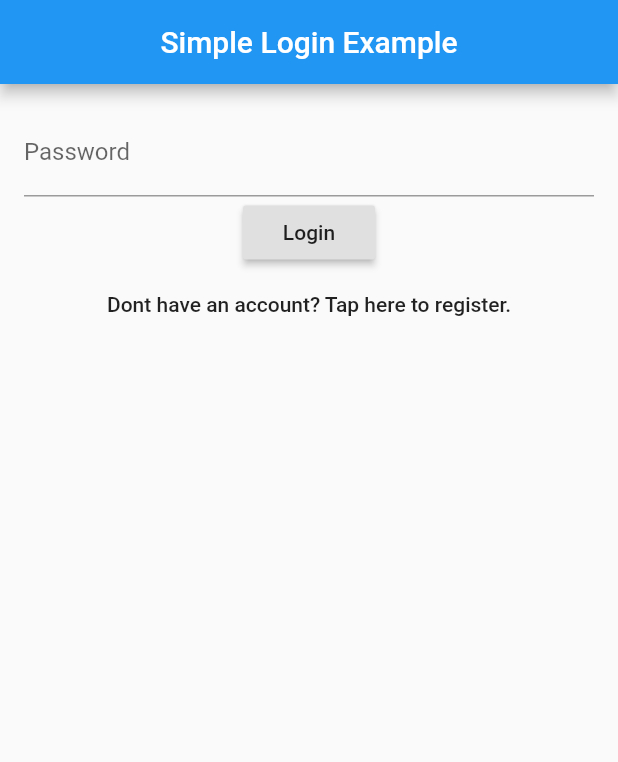
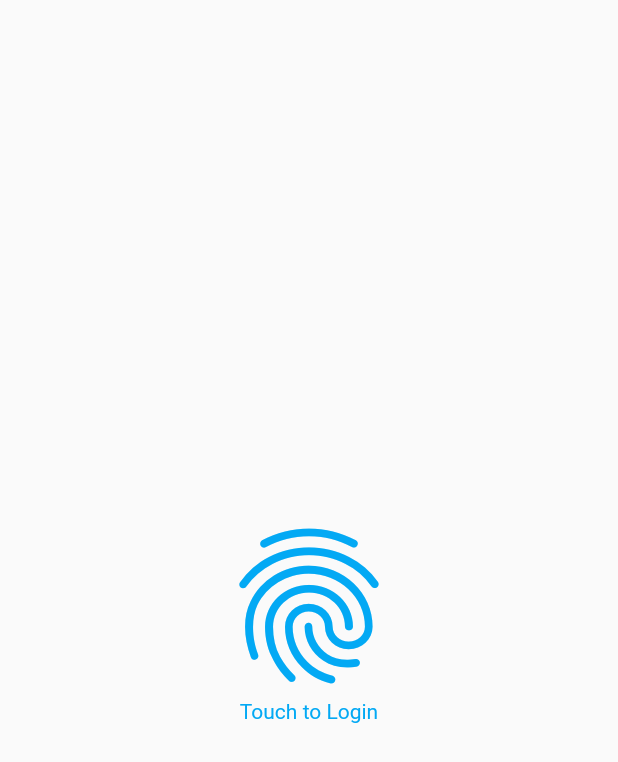
Before and after one commit to MaksymKokocinski/NoteApp-BSM, a Flutter app: the screen it shows after launch, on a phone screen of 412 x 824 dp. Shown: the top 762 px of the screen. Run offline on Flutter 3.47's test engine with Material 2 defaults, Android fonts, the phone set to English and light mode, and no system bars; our stand-ins replace flutter_secure_storage, local_auth, shared_preferences, sqflite_sqlcipher; missing offline and left inert: crypt, secure_random; accounts and stored records are empty.

Commit message:
Add files via upload

```diff
--- a/lib/main.dart
+++ b/lib/main.dart
@@ -1,5 +1,5 @@
 import 'package:flutter/material.dart';
-import 'package:noteapp/screens/loginscreen.dart';
+import 'package:noteapp/screens/biometricscreen.dart';
 
 void main() {
   runApp(MyApp());
@@ -8,7 +8,6 @@ void main() {
 class MyApp extends StatelessWidget {
   @override
   Widget build(BuildContext context) {
-    //changenotifierprovider need to be done to notify if changes are made in values
-    return MaterialApp(home: LoginPage());
+    return MaterialApp(home: BiometricPage());
   }
 }
--- /dev/null
+++ b/lib/screens/biometricscreen.dart
@@ -0,0 +1,49 @@
+import 'package:flutter/material.dart';
+import 'package:local_auth/local_auth.dart';
+import 'homescreen.dart';
+
+class BiometricPage extends StatelessWidget {
+  final LocalAuthentication localAuth = LocalAuthentication();
+
+  @override
+  Widget build(BuildContext context) {
+    return Scaffold(
+      body: GestureDetector(
+        onTap: () async {
+          bool weCanCheckBiometrics = await localAuth.canCheckBiometrics;
+
+          if (weCanCheckBiometrics) {
+            bool authenticated = await localAuth.authenticateWithBiometrics(
+              localizedReason: "Authenticate to see your notes.",
+            );
+
+            if (authenticated) {
+              Navigator.push(
+                context,
+                MaterialPageRoute(
+                  builder: (context) => HomeScreen(),
+                ),
+              );
+            }
+          }
+        },
+        child: Column(
+          mainAxisAlignment: MainAxisAlignment.center,
+          crossAxisAlignment: CrossAxisAlignment.stretch,
+          children: <Widget>[
+            Icon(
+              Icons.fingerprint,
+              color: Colors.lightBlue,
+              size: 124.0,
+            ),
+            Text(
+              "Touch to Login",
+              style: TextStyle(color: Colors.lightBlue),
+              textAlign: TextAlign.center,
+            ),
+          ],
+        ),
+      ),
+    );
+  }
+}
--- a/pubspec.yaml
+++ b/pubspec.yaml
@@ -21,6 +21,8 @@ environment:
   sdk: ">=2.7.0 <3.0.0"
 
 dependencies:
+  secure_random: ^1.0.0
+  local_auth: ^0.4.0+1
   flutter_secure_storage: ^3.1.0
   shared_preferences: ^0.5.12+4
   crypt: ^3.0.1
```
Also changed, not shown: lib/providers/Databasehelper.dart (+11 -11 lines), lib/screens/homescreen.dart (+1 -13 lines), pubspec.lock, 8 other files.
